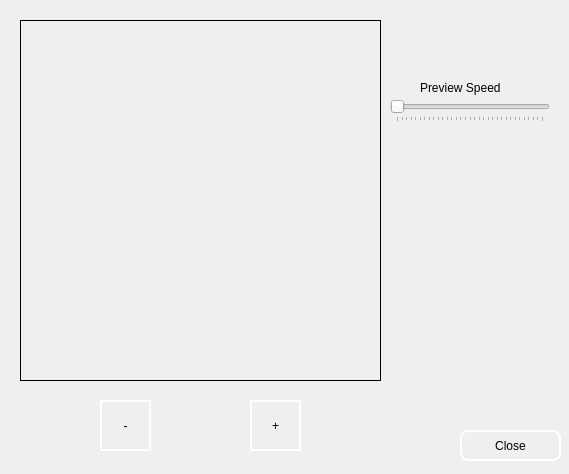
Qt form PixelsSpriteEditor/Preview.ui (worldofnick/Pixels-Sprite-Editor) before a commit.
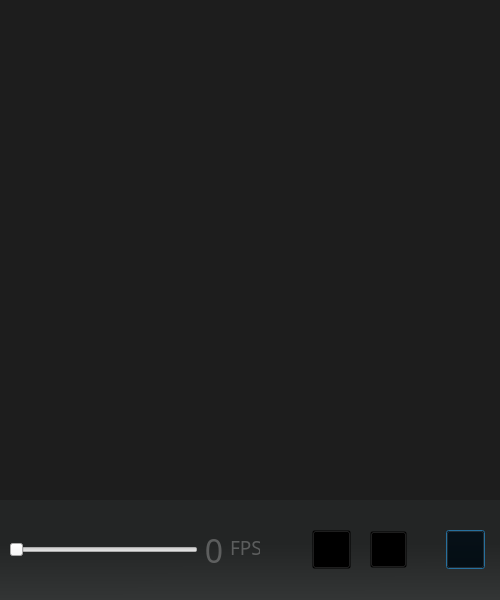
The same form after that commit. Icons and pictures are not drawn.

The edit to the form file:
```diff
--- a/PixelsSpriteEditor/Preview.ui
+++ b/PixelsSpriteEditor/Preview.ui
@@ -6,136 +6,426 @@
    <rect>
     <x>0</x>
     <y>0</y>
-    <width>569</width>
-    <height>474</height>
+    <width>500</width>
+    <height>600</height>
    </rect>
   </property>
+  <property name="sizePolicy">
+   <sizepolicy hsizetype="MinimumExpanding" vsizetype="MinimumExpanding">
+    <horstretch>0</horstretch>
+    <verstretch>0</verstretch>
+   </sizepolicy>
+  </property>
+  <property name="minimumSize">
+   <size>
+    <width>500</width>
+    <height>600</height>
+   </size>
+  </property>
+  <property name="maximumSize">
+   <size>
+    <width>1000</width>
+    <height>1100</height>
+   </size>
+  </property>
+  <property name="sizeIncrement">
+   <size>
+    <width>10</width>
+    <height>20</height>
+   </size>
+  </property>
+  <property name="baseSize">
+   <size>
+    <width>500</width>
+    <height>600</height>
+   </size>
+  </property>
   <property name="windowTitle">
    <string>Sprite Preview</string>
   </property>
   <property name="styleSheet">
-   <string notr="true"/>
+   <string notr="true">color: rgba(240,240,240,70);</string>
   </property>
-  <widget class="QPushButton" name="closeButton">
-   <property name="geometry">
-    <rect>
-     <x>460</x>
-     <y>430</y>
-     <width>101</width>
-     <height>31</height>
-    </rect>
+  <layout class="QVBoxLayout" name="verticalLayout">
+   <property name="spacing">
+    <number>0</number>
    </property>
-   <property name="styleSheet">
-    <string notr="true">#closeButton{
-	border-radius: 8px;
-	border: 2px solid #FFFFFF;
-}
-
-#closeButton:hover{
-background-color: rgb(108, 108, 108);
-}</string>
+   <property name="leftMargin">
+    <number>0</number>
    </property>
-   <property name="text">
-    <string>Close</string>
+   <property name="topMargin">
+    <number>0</number>
    </property>
-   <property name="default">
-    <bool>true</bool>
+   <property name="rightMargin">
+    <number>0</number>
    </property>
-  </widget>
-  <widget class="QPushButton" name="zoomInButton">
-   <property name="geometry">
-    <rect>
-     <x>100</x>
-     <y>400</y>
-     <width>51</width>
-     <height>51</height>
-    </rect>
+   <property name="bottomMargin">
+    <number>0</number>
    </property>
-   <property name="styleSheet">
-    <string notr="true">#zoomInButton{
-	border-radius: 2px;
-	border: 2px solid #FFFFFF;
+   <item>
+    <widget class="QLabel" name="previewLabel">
+     <property name="sizePolicy">
+      <sizepolicy hsizetype="Minimum" vsizetype="Minimum">
+       <horstretch>0</horstretch>
+       <verstretch>0</verstretch>
+      </sizepolicy>
+     </property>
+     <property name="minimumSize">
+      <size>
+       <width>500</width>
+       <height>500</height>
+      </size>
+     </property>
+     <property name="maximumSize">
+      <size>
+       <width>1000</width>
+       <height>1000</height>
+      </size>
+     </property>
+     <property name="styleSheet">
+      <string notr="true">#previewLabel {
+background-color: rgb(29,29,29);
+background-image: url(:transparent pattern 3.png);
+border: none;
+}</string>
+     </property>
+     <property name="frameShape">
+      <enum>QFrame::NoFrame</enum>
+     </property>
+     <property name="lineWidth">
+      <number>0</number>
+     </property>
+     <property name="text">
+      <string/>
+     </property>
+     <property name="alignment">
+      <set>Qt::AlignCenter</set>
+     </property>
+    </widget>
+   </item>
+   <item>
+    <widget class="QFrame" name="frame">
+     <property name="sizePolicy">
+      <sizepolicy hsizetype="MinimumExpanding" vsizetype="Minimum">
+       <horstretch>0</horstretch>
+       <verstretch>0</verstretch>
+      </sizepolicy>
+     </property>
+     <property name="minimumSize">
+      <size>
+       <width>500</width>
+       <height>100</height>
+      </size>
+     </property>
+     <property name="maximumSize">
+      <size>
+       <width>1000</width>
+       <height>100</height>
+      </size>
+     </property>
+     <property name="styleSheet">
+      <string notr="true">#frame {
+background-color: qlineargradient(spread:pad, x1:0.482, y1:0.4375, x2:0.488, y2:0.994318, stop:0 rgba(35, 37, 37, 255), stop:1 rgba(51, 53, 53, 255));
+color: rgb(239, 239, 239);
+}</string>
+     </property>
+     <property name="frameShape">
+      <enum>QFrame::NoFrame</enum>
+     </property>
+     <property name="frameShadow">
+      <enum>QFrame::Plain</enum>
+     </property>
+     <property name="lineWidth">
+      <number>0</number>
+     </property>
+     <layout class="QHBoxLayout" name="horizontalLayout">
+      <item>
+       <widget class="QSlider" name="fpsSliderPreview">
+        <property name="maximum">
+         <number>32</number>
+        </property>
+        <property name="orientation">
+         <enum>Qt::Horizontal</enum>
+        </property>
+        <property name="tickPosition">
+         <enum>QSlider::NoTicks</enum>
+        </property>
+       </widget>
+      </item>
+      <item>
+       <widget class="QLabel" name="label">
+        <property name="minimumSize">
+         <size>
+          <width>20</width>
+          <height>0</height>
+         </size>
+        </property>
+        <property name="maximumSize">
+         <size>
+          <width>40</width>
+          <height>16777215</height>
+         </size>
+        </property>
+        <property name="font">
+         <font>
+          <family>Avenir Next</family>
+          <pointsize>24</pointsize>
+         </font>
+        </property>
+        <property name="lineWidth">
+         <number>0</number>
+        </property>
+        <property name="text">
+         <string>0</string>
+        </property>
+        <property name="alignment">
+         <set>Qt::AlignCenter</set>
+        </property>
+       </widget>
+      </item>
+      <item>
+       <widget class="QLabel" name="label_2">
+        <property name="sizePolicy">
+         <sizepolicy hsizetype="Minimum" vsizetype="Minimum">
+          <horstretch>0</horstretch>
+          <verstretch>0</verstretch>
+         </sizepolicy>
+        </property>
+        <property name="minimumSize">
+         <size>
+          <width>30</width>
+          <height>23</height>
+         </size>
+        </property>
+        <property name="maximumSize">
+         <size>
+          <width>30</width>
+          <height>23</height>
+         </size>
+        </property>
+        <property name="font">
+         <font>
+          <family>Avenir Next</family>
+          <pointsize>14</pointsize>
+         </font>
+        </property>
+        <property name="text">
+         <string>FPS</string>
+        </property>
+        <property name="alignment">
+         <set>Qt::AlignBottom|Qt::AlignLeading|Qt::AlignLeft</set>
+        </property>
+       </widget>
+      </item>
+      <item>
+       <spacer name="horizontalSpacer">
+        <property name="orientation">
+         <enum>Qt::Horizontal</enum>
+        </property>
+        <property name="sizeType">
+         <enum>QSizePolicy::Minimum</enum>
+        </property>
+        <property name="sizeHint" stdset="0">
+         <size>
+          <width>40</width>
+          <height>10</height>
+         </size>
+        </property>
+       </spacer>
+      </item>
+      <item>
+       <widget class="QPushButton" name="zoomOutButton">
+        <property name="sizePolicy">
+         <sizepolicy hsizetype="Minimum" vsizetype="Minimum">
+          <horstretch>0</horstretch>
+          <verstretch>0</verstretch>
+         </sizepolicy>
+        </property>
+        <property name="minimumSize">
+         <size>
+          <width>51</width>
+          <height>51</height>
+         </size>
+        </property>
+        <property name="maximumSize">
+         <size>
+          <width>51</width>
+          <height>51</height>
+         </size>
+        </property>
+        <property name="styleSheet">
+         <string notr="true">#zoomOutButton {
+border-image: url(:One To One-100.png);
+background: transparent;
+background-repeat: none;
+margin: 6px;
 }
-
-#zoomInButton:hover{
-background-color: rgb(108, 108, 108);
+#zoomOutButton:hover
+{
+border-image: url(:One To One Filled-100.png) -5 -5 -5 -5;
+border-top: -5px transparent;
+border-bottom: -5px transparent;
+border-right: -5px transparent;
+border-left: -5px transparent;
+margin: 2px;
+}
+#zoomOutButton:pressed
+{
+border-image: url(:One To One Filled-100.png);
+margin: 0px;
+}
+#zoomOutButton:released
+{
+border-image: url(:One To One-100.png)  -5 -5 -5 -5;
+border-top: -5px transparent;
+border-bottom: -5px transparent;
+border-right: -5px transparent;
+border-left: -5px transparent;
+margin: 6px;
 }</string>
-   </property>
-   <property name="text">
-    <string>-</string>
-   </property>
-  </widget>
-  <widget class="QPushButton" name="zoomOutButton">
-   <property name="geometry">
-    <rect>
-     <x>250</x>
-     <y>400</y>
-     <width>51</width>
-     <height>51</height>
-    </rect>
-   </property>
-   <property name="styleSheet">
-    <string notr="true">#zoomOutButton{
-	border-radius: 2px;
-	border: 2px solid #FFFFFF;
+        </property>
+        <property name="text">
+         <string/>
+        </property>
+       </widget>
+      </item>
+      <item>
+       <widget class="QPushButton" name="zoomInButton">
+        <property name="sizePolicy">
+         <sizepolicy hsizetype="Minimum" vsizetype="Minimum">
+          <horstretch>0</horstretch>
+          <verstretch>0</verstretch>
+         </sizepolicy>
+        </property>
+        <property name="minimumSize">
+         <size>
+          <width>51</width>
+          <height>51</height>
+         </size>
+        </property>
+        <property name="maximumSize">
+         <size>
+          <width>51</width>
+          <height>51</height>
+         </size>
+        </property>
+        <property name="styleSheet">
+         <string notr="true">#zoomInButton {
+border-image: url(:Resize-100.png);
+background: transparent;
+background-repeat: none;
+margin: 7px;
 }
-
-#zoomOutButton:hover{
-background-color: rgb(108, 108, 108);
+#zoomInButton:hover
+{
+border-image: url(:Resize Filled-100.png) -5 -5 -5 -5;
+border-top: -5px transparent;
+border-bottom: -5px transparent;
+border-right: -5px transparent;
+border-left: -5px transparent;
+margin: 2px;
+}
+#zoomInButton:pressed
+{
+border-image: url(:Resize Filled-100.png);
+margin: 0px;
+}
+#zoomInButton:released
+{
+border-image: url(:Resize-100.png)  -5 -5 -5 -5;
+border-top: -5px transparent;
+border-bottom: -5px transparent;
+border-right: -5px transparent;
+border-left: -5px transparent;
+margin: 7px;
 }</string>
-   </property>
-   <property name="text">
-    <string>+</string>
-   </property>
-  </widget>
-  <widget class="QSlider" name="fpsSliderPreview">
-   <property name="geometry">
-    <rect>
-     <x>390</x>
-     <y>100</y>
-     <width>160</width>
-     <height>22</height>
-    </rect>
-   </property>
-   <property name="maximum">
-    <number>32</number>
-   </property>
-   <property name="orientation">
-    <enum>Qt::Horizontal</enum>
-   </property>
-   <property name="tickPosition">
-    <enum>QSlider::TicksBelow</enum>
-   </property>
-  </widget>
-  <widget class="QLabel" name="label">
-   <property name="geometry">
-    <rect>
-     <x>420</x>
-     <y>80</y>
-     <width>101</width>
-     <height>16</height>
-    </rect>
-   </property>
-   <property name="text">
-    <string>Preview Speed</string>
-   </property>
-  </widget>
-  <widget class="QLabel" name="previewLabel">
-   <property name="geometry">
-    <rect>
-     <x>20</x>
-     <y>20</y>
-     <width>361</width>
-     <height>361</height>
-    </rect>
-   </property>
-   <property name="frameShape">
-    <enum>QFrame::Box</enum>
-   </property>
-   <property name="text">
-    <string/>
-   </property>
-  </widget>
+        </property>
+        <property name="text">
+         <string/>
+        </property>
+       </widget>
+      </item>
+      <item>
+       <spacer name="horizontalSpacer_3">
+        <property name="orientation">
+         <enum>Qt::Horizontal</enum>
+        </property>
+        <property name="sizeType">
+         <enum>QSizePolicy::Minimum</enum>
+        </property>
+        <property name="sizeHint" stdset="0">
+         <size>
+          <width>20</width>
+          <height>20</height>
+         </size>
+        </property>
+       </spacer>
+      </item>
+      <item>
+       <widget class="QPushButton" name="closeButton">
+        <property name="sizePolicy">
+         <sizepolicy hsizetype="Minimum" vsizetype="Minimum">
+          <horstretch>0</horstretch>
+          <verstretch>0</verstretch>
+         </sizepolicy>
+        </property>
+        <property name="minimumSize">
+         <size>
+          <width>51</width>
+          <height>51</height>
+         </size>
+        </property>
+        <property name="maximumSize">
+         <size>
+          <width>51</width>
+          <height>51</height>
+         </size>
+        </property>
+        <property name="styleSheet">
+         <string notr="true">#closeButton {
+border-image: url(:Cancel-100.png);
+background: transparent;
+background-repeat: none;
+margin: 6px;
+}
+#closeButton:hover
+{
+border-image: url(:Cancel Filled-100.png) -5 -5 -5 -5;
+border-top: -5px transparent;
+border-bottom: -5px transparent;
+border-right: -5px transparent;
+border-left: -5px transparent;
+margin: 2px;
+}
+#closeButton:pressed
+{
+border-image: url(:Cancel Filled-100.png);
+margin: 0px;
+}
+#closeButton:released
+{
+border-image: url(:Cancel-100.png)  -5 -5 -5 -5;
+border-top: -5px transparent;
+border-bottom: -5px transparent;
+border-right: -5px transparent;
+border-left: -5px transparent;
+margin: 6px;
+}</string>
+        </property>
+        <property name="text">
+         <string/>
+        </property>
+        <property name="default">
+         <bool>true</bool>
+        </property>
+       </widget>
+      </item>
+     </layout>
+    </widget>
+   </item>
+  </layout>
+  <zorder>frame</zorder>
+  <zorder>previewLabel</zorder>
  </widget>
  <resources/>
  <connections/>
```
Left out of the diff: 22 changed lines with no effect on the pictures.
